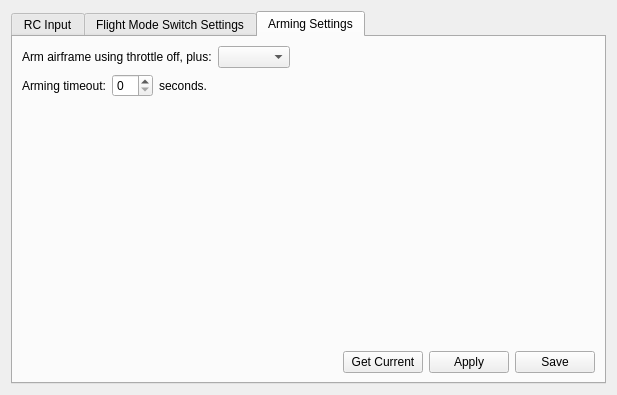
Qt form ground/openpilotgcs/src/plugins/config/input.ui (openpilot/OpenPilot) before a commit.
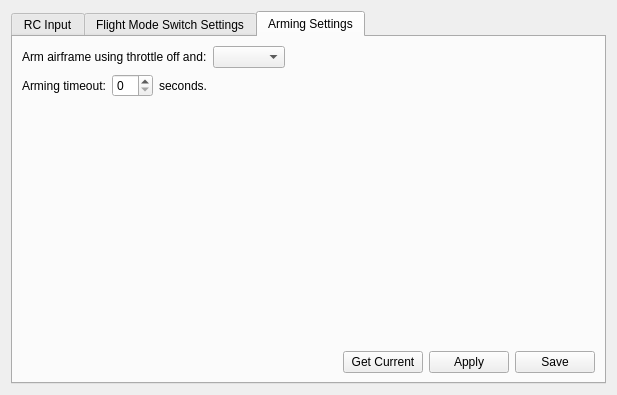
The same form after that commit. The open tabs and pages were chosen to show the change.

Commit message: Make tooltips and text even more clear for arming procedure.

What changed in the file:
```diff
--- a/ground/openpilotgcs/src/plugins/config/input.ui
+++ b/ground/openpilotgcs/src/plugins/config/input.ui
@@ -1635,8 +1635,14 @@
         <layout class="QHBoxLayout" name="horizontalLayout">
          <item>
           <widget class="QLabel" name="label_17">
+           <property name="font">
+            <font>
+             <weight>50</weight>
+             <bold>false</bold>
+            </font>
+           </property>
            <property name="text">
-            <string>Arm airframe using throttle off, plus:</string>
+            <string>Arm airframe using throttle off and:</string>
            </property>
           </widget>
          </item>
```
Left out of the diff: 6 changed lines with no effect on the pictures.
